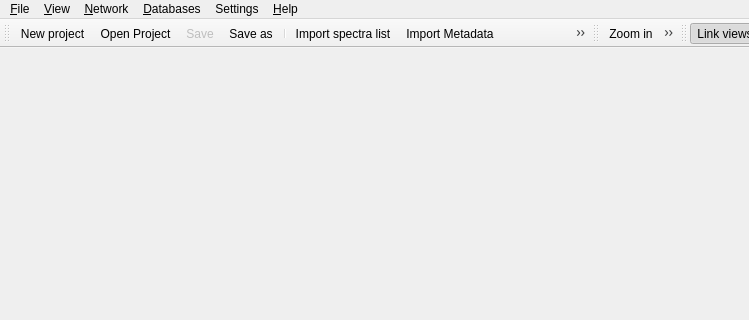
The window that lib/ui/main_window.ui (metgem/metgem) describes before a commit, drawn with Qt 5; both pictures show x 0 to 749 and y 0 to 320 of the 1103 by 770 pixel window.
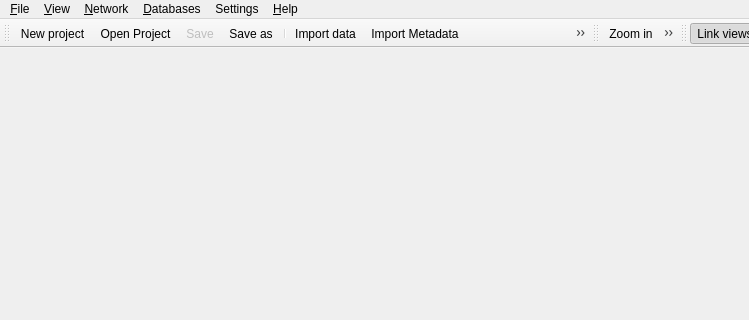
The same window after the commit. Icons and pictures are not drawn.

Diff of the .ui file:
```diff
--- a/lib/ui/main_window.ui
+++ b/lib/ui/main_window.ui
@@ -238,7 +238,7 @@
     <string>&amp;Import spectra list...</string>
    </property>
    <property name="iconText">
-    <string>Import spectra list</string>
+    <string>Import data</string>
    </property>
    <property name="toolTip">
     <string>Import a spectra list and compute scores</string>
```
Left out of the diff: 4 changed lines with no effect on the pictures.
